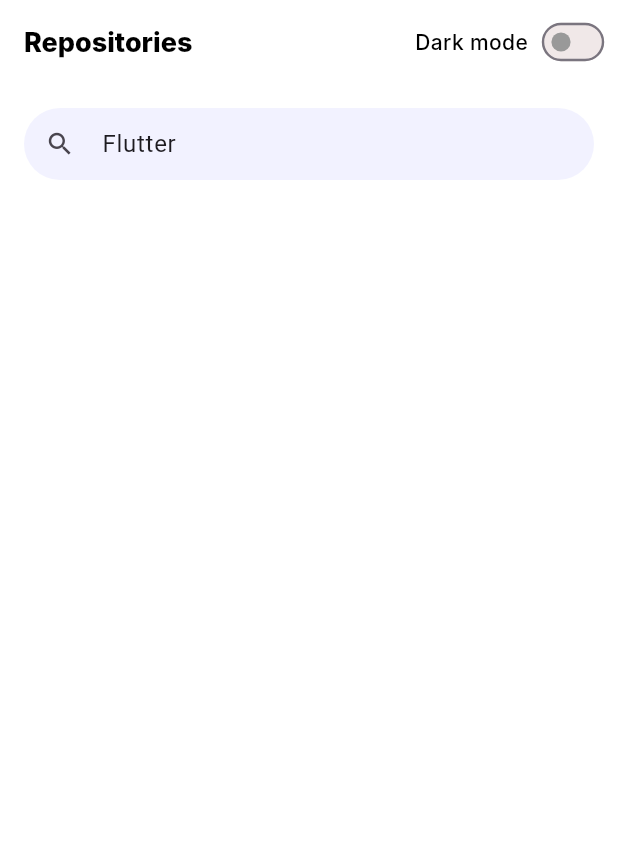
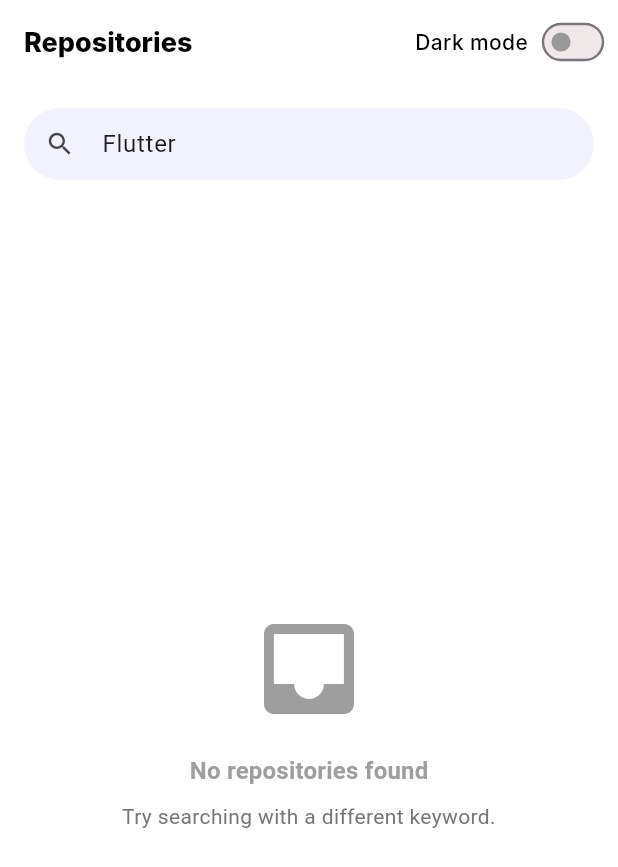
Before and after one commit to Badhon100/Explorer---Flutter-App, a Flutter app: the screen it shows after launch, on a phone screen of 412 x 824 dp. Shown: the top 867 px of the screen. Run offline on Flutter 3.47's test engine with Material 3 defaults, Android fonts, the phone set to English and light mode, and no system bars; our stand-ins replace cached_network_image, connectivity_plus, dio, equatable, flutter_bloc, get_it and 3 more; network calls fail; Roboto replaces fonts that are missing (Inter).

Commit message:
added message for no data

```diff
--- a/lib/features/home/presentation/pages/home_page.dart
+++ b/lib/features/home/presentation/pages/home_page.dart
@@ -125,6 +125,41 @@ class _HomePageState extends State<HomePage> {
                                 const RepositoryCardSkeleton(),
                           );
                         } else if (state is HomeLoaded) {
+                          if (state.repositories.isEmpty) {
+                            return Center(
+                              child: Column(
+                                mainAxisAlignment: MainAxisAlignment.center,
+                                children: [
+                                  const Icon(
+                                    Icons.inbox,
+                                    size: 80,
+                                    color: Colors.grey,
+                                  ),
+                                  const SizedBox(height: 16),
+                                  Text(
+                                    "No repositories found",
+                                    style: Theme.of(context)
+                                        .textTheme
+                                        .titleMedium
+                                        ?.copyWith(
+                                          color: Colors.grey,
+                                          fontWeight: FontWeight.w600,
+                                        ),
+                                  ),
+                                  const SizedBox(height: 8),
+                                  Text(
+                                    "Try searching with a different keyword.",
+                                    style: Theme.of(context)
+                                        .textTheme
+                                        .bodyMedium
+                                        ?.copyWith(color: Colors.grey.shade600),
+                                    textAlign: TextAlign.center,
+                                  ),
+                                ],
+                              ),
+                            );
+                          }
+
                           return ListView.builder(
                             controller: _scrollController,
                             physics: const AlwaysScrollableScrollPhysics(),
@@ -146,8 +181,8 @@ class _HomePageState extends State<HomePage> {
                                   Navigator.push(
                                     context,
                                     MaterialPageRoute(
-                                      builder: (context) => RepositoryDetailsPage
-                                      (
+                                      builder: (context) =>
+                                          RepositoryDetailsPage(
                                             avatarUrl: repo.ownerAvatarUrl,
                                             name: repo.name,
                                             username: repo.ownerLogin,
@@ -169,6 +204,7 @@ class _HomePageState extends State<HomePage> {
                             },
                           );
                         }
+
                         return const SizedBox.shrink();
                       },
                     ),
```
Lines whose indentation alone changed are shown as unchanged.
